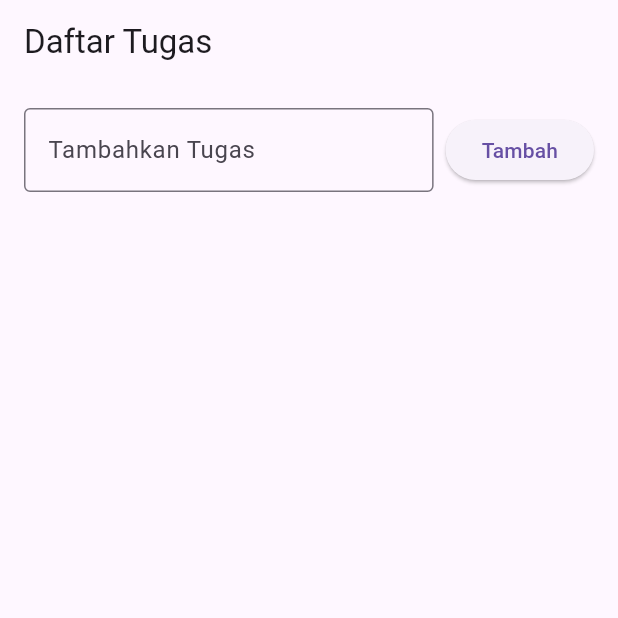
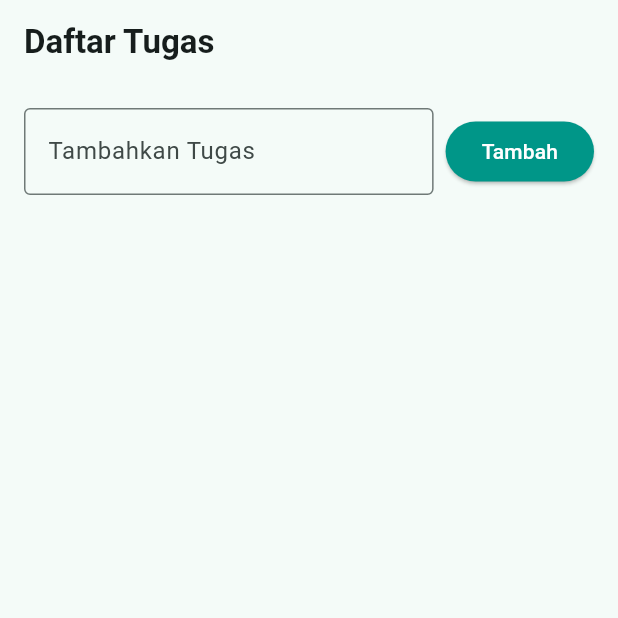
Before and after one commit to dzakimutammadien/todolistApp, a Flutter app: the screen it shows after launch, on a phone screen of 412 x 824 dp, the top half of it. Run offline on Flutter 3.47's test engine with Material 3 defaults, Android fonts, the phone set to English and light mode, and no system bars; our stand-ins replace shared_preferences.

Commit message:
Update Theme

```diff
--- a/lib/main.dart
+++ b/lib/main.dart
@@ -15,12 +15,32 @@ class TodoListApp extends StatelessWidget {
       debugShowCheckedModeBanner: false,
       title: 'Todo List',
       theme: ThemeData(
-        primarySwatch: Colors.blue,
+        colorScheme: ColorScheme.fromSeed(seedColor: Colors.teal),
+        useMaterial3: true, // pakai Material Design 3 (lebih modern)
+        textTheme: const TextTheme(
+          titleLarge: TextStyle(
+            fontSize: 22,
+            fontWeight: FontWeight.bold,
+            color: Colors.teal,
+          ),
+          bodyMedium: TextStyle(
+            fontSize: 18,
+          ),
+        ),
+        elevatedButtonTheme: ElevatedButtonThemeData(
+          style: ButtonStyle(
+            backgroundColor: MaterialStatePropertyAll(Colors.teal),
+            foregroundColor: MaterialStatePropertyAll(Colors.white),
+          ),
+        ),
+
+
       ),
       home: const TodoHomePage(),
     );
   }
 }
+
 
 class TodoHomePage extends StatefulWidget {
   const TodoHomePage({super.key});
@@ -87,6 +107,7 @@ class _TodoHomePageState extends State<TodoHomePage> {
                 Expanded(
                   child: TextField(
                     controller: _controller,
+                    style: Theme.of(context).textTheme.bodyMedium,
                     decoration: const InputDecoration(
                       labelText: 'Tambahkan Tugas',
                       border: OutlineInputBorder(),
```
